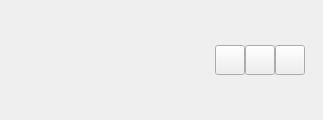
savoirfairelinux/jami-client-windows, file invitebuttonswidget.ui: the form before one commit.
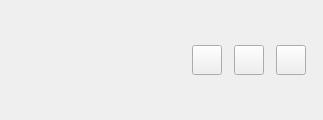
The form after the commit. Icons and pictures are not drawn.

Commit message: ui: cleanup css, smartlist margin fixes, settings overhaul

What changed in the file:
```diff
--- a/invitebuttonswidget.ui
+++ b/invitebuttonswidget.ui
@@ -49,6 +49,17 @@
     </spacer>
    </item>
    <item>
+    <layout class="QHBoxLayout" name="horizontalLayout_2">
+     <property name="spacing">
+      <number>0</number>
+     </property>
+     <property name="leftMargin">
+      <number>0</number>
+     </property>
+     <property name="rightMargin">
+      <number>0</number>
+     </property>
+     <item>
     <widget class="QPushButton" name="btnAcceptInvite">
      <property name="sizePolicy">
       <sizepolicy hsizetype="Minimum" vsizetype="Fixed">
@@ -86,6 +97,22 @@
      </property>
     </widget>
    </item>
+     <item>
+      <spacer name="horizontalSpacer_3">
+       <property name="orientation">
+        <enum>Qt::Horizontal</enum>
+       </property>
+       <property name="sizeType">
+        <enum>QSizePolicy::Fixed</enum>
+       </property>
+       <property name="sizeHint" stdset="0">
+        <size>
+         <width>12</width>
+         <height>20</height>
+        </size>
+       </property>
+      </spacer>
+     </item>
    <item>
     <widget class="QPushButton" name="btnIgnoreInvite">
      <property name="minimumSize">
@@ -118,6 +145,22 @@
      </property>
     </widget>
    </item>
+     <item>
+      <spacer name="horizontalSpacer_4">
+       <property name="orientation">
+        <enum>Qt::Horizontal</enum>
+       </property>
+       <property name="sizeType">
+        <enum>QSizePolicy::Fixed</enum>
+       </property>
+       <property name="sizeHint" stdset="0">
+        <size>
+         <width>12</width>
+         <height>20</height>
+        </size>
+       </property>
+      </spacer>
+     </item>
    <item>
     <widget class="QPushButton" name="btnBlockInvite">
      <property name="minimumSize">
@@ -150,6 +193,8 @@
      </property>
     </widget>
    </item>
+    </layout>
+   </item>
    <item>
     <spacer name="horizontalSpacer_2">
      <property name="orientation">
@@ -160,7 +205,7 @@
      </property>
      <property name="sizeHint" stdset="0">
       <size>
-       <width>13</width>
+       <width>12</width>
        <height>17</height>
       </size>
      </property>
```
Left out of the diff: 6 changed lines with no effect on the pictures. Lines whose indentation alone changed are shown as unchanged. The commit also changes 17 other files.
